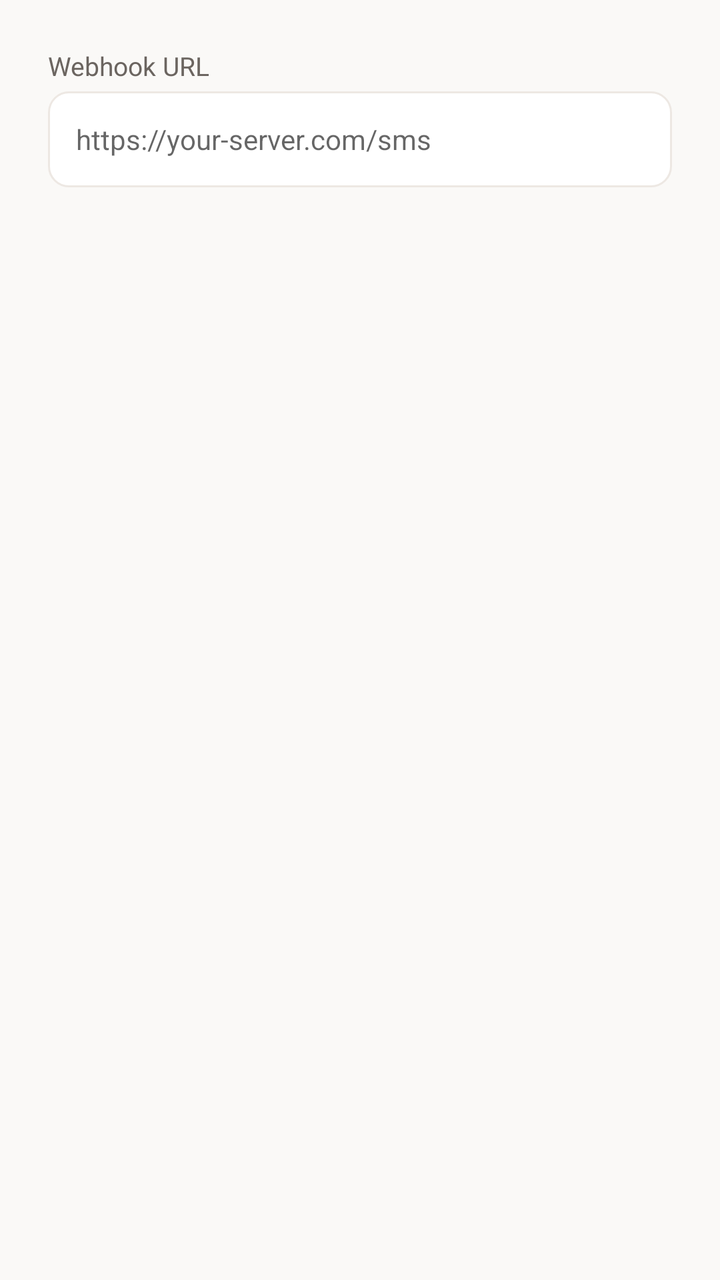
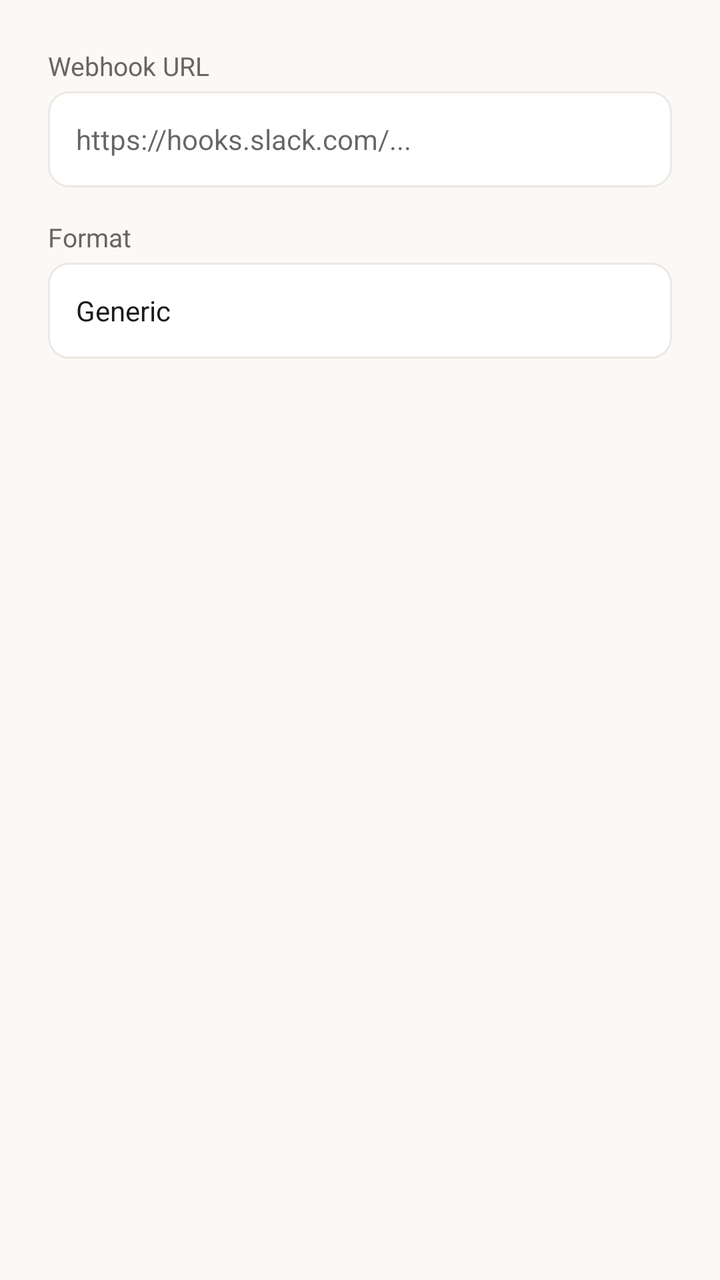

Two renders of the same Android screen: before a commit and after it. Below are the layout's source before the change and the commit's diff.
<!-- AndroidManifest.xml: application theme Theme.SmsForward -->
<!-- res/layout/dialog_webhook.xml -->
<?xml version="1.0" encoding="utf-8"?>
<LinearLayout xmlns:android="http://schemas.android.com/apk/res/android"
    android:layout_width="match_parent"
    android:layout_height="wrap_content"
    android:orientation="vertical"
    android:padding="24dp">

    <TextView
        android:layout_width="wrap_content"
        android:layout_height="wrap_content"
        android:text="Webhook URL"
        android:textSize="13sp"
        android:textColor="@color/text_secondary"
        android:layout_marginBottom="4dp" />

    <EditText
        android:id="@+id/et_url"
        android:layout_width="match_parent"
        android:layout_height="48dp"
        android:hint="https://your-server.com/sms"
        android:inputType="textUri"
        android:background="@drawable/input_bg"
        android:paddingHorizontal="14dp"
        android:textSize="14sp" />
</LinearLayout>
<!-- resources referenced by this layout -->
<resources>
  <color name="text_secondary">#6B6560</color>
  <!-- drawable input_bg (drawable) -->
  <?xml version="1.0" encoding="utf-8"?>
  <shape xmlns:android="http://schemas.android.com/apk/res/android">
      <solid android:color="@color/surface" />
      <stroke android:width="1dp" android:color="@color/border" />
      <corners android:radius="10dp" />
  </shape>
  <style name="Theme.SmsForward" parent="Theme.MaterialComponents.Light.NoActionBar">
          <item name="colorPrimary">@color/primary</item>
          <item name="colorPrimaryDark">@color/primary_dark</item>
          <item name="colorAccent">@color/accent</item>
          <item name="android:windowBackground">@color/background</item>
          <item name="android:statusBarColor">@color/background</item>
          <item name="android:windowLightStatusBar">true</item>
      </style>
  <color name="surface">#FFFFFF</color>
  <color name="border">#EDE8E3</color>
  <color name="primary">#D4714E</color>
  <color name="primary_dark">#B85A3A</color>
  <color name="accent">#D4714E</color>
  <color name="background">#FAF9F7</color>
</resources>

<!-- the commit's change to res/layout/dialog_webhook.xml (unified diff, before → after) -->
@@ -17,9 +17,29 @@
         android:id="@+id/et_url"
         android:layout_width="match_parent"
         android:layout_height="48dp"
-        android:hint="https://your-server.com/sms"
+        android:hint="https://hooks.slack.com/..."
         android:inputType="textUri"
         android:background="@drawable/input_bg"
         android:paddingHorizontal="14dp"
-        android:textSize="14sp" />
+        android:textSize="14sp"
+        android:layout_marginBottom="16dp" />
+
+    <TextView
+        android:layout_width="wrap_content"
+        android:layout_height="wrap_content"
+        android:text="Format"
+        android:textSize="13sp"
+        android:textColor="@color/text_secondary"
+        android:layout_marginBottom="4dp" />
+
+    <TextView
+        android:id="@+id/tv_format"
+        android:layout_width="match_parent"
+        android:layout_height="48dp"
+        android:text="Generic"
+        android:gravity="center_vertical"
+        android:background="@drawable/input_bg"
+        android:paddingHorizontal="14dp"
+        android:textSize="14sp"
+        android:textColor="@color/text_primary" />
 </LinearLayout>
<!-- resource entries referenced after the edit -->
@@ -1,5 +1,6 @@
 <!-- resources referenced by this layout -->
 <resources>
+  <color name="text_primary">#1C1B1A</color>
   <color name="text_secondary">#6B6560</color>
   <!-- drawable input_bg (drawable) -->
   <?xml version="1.0" encoding="utf-8"?>
